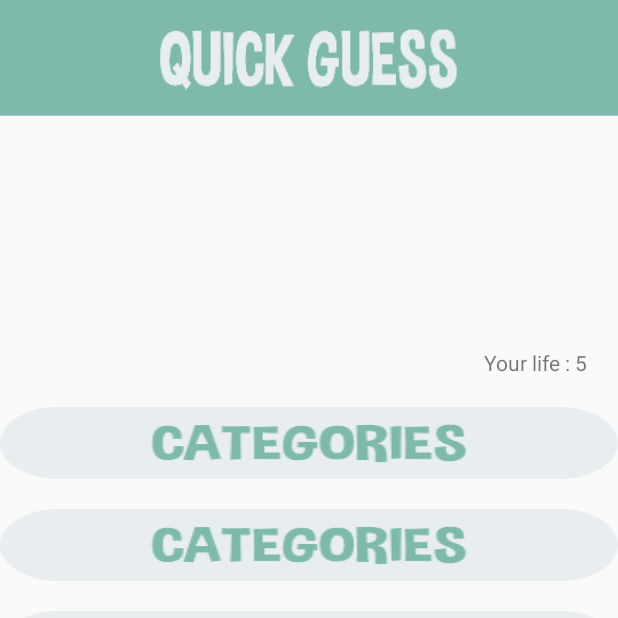
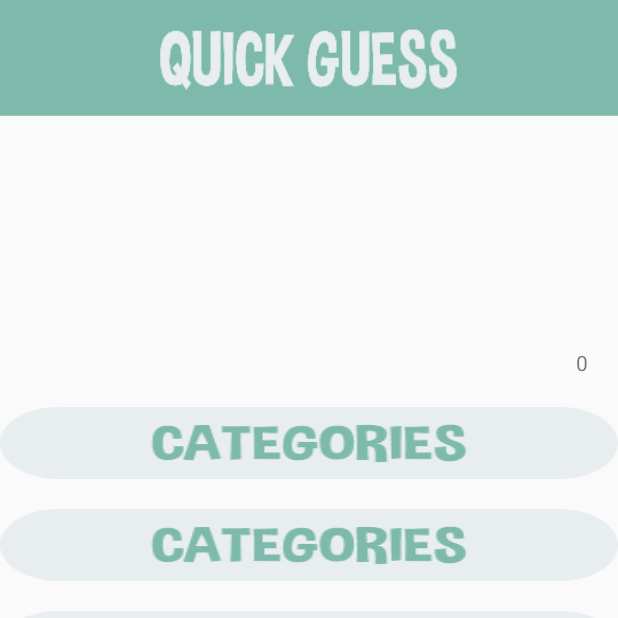
Before and after one commit to christophervistal24/QuickGuess, an Android app: the screen it shows after launch (HomeActivity), on a phone screen of 412 x 824 dp, the top half of it. Run offline under Robolectric (Android 15) with nearby library versions, the phone set to English and light mode, and no system bars; our stand-ins replace data binding.

Commit message:
With Life

```diff
--- /dev/null
+++ b/app/src/main/java/com/example/michellebiol/sampleapp/AnswerModule/Result.java
@@ -0,0 +1,5 @@
+package com.example.michellebiol.sampleapp.AnswerModule;
+
+public class Result {
+
+}
--- a/app/src/main/java/com/example/michellebiol/sampleapp/HomeActivity.java
+++ b/app/src/main/java/com/example/michellebiol/sampleapp/HomeActivity.java
@@ -1,19 +1,16 @@
 package com.example.michellebiol.sampleapp;
 
-import android.annotation.SuppressLint;
 import android.content.Context;
 import android.content.Intent;
 import android.content.SharedPreferences;
+import android.databinding.DataBindingUtil;
 import android.net.wifi.WifiManager;
-import android.os.Build;
 import android.provider.Settings;
-import android.support.annotation.RequiresApi;
 import android.support.v7.app.AppCompatActivity;
 import android.os.Bundle;
 import android.telephony.TelephonyManager;
 import android.view.View;
 import android.widget.Button;
-import android.widget.ImageButton;
 import android.widget.TextView;
 import android.widget.Toast;
 
@@ -23,39 +20,38 @@ import com.example.michellebiol.sampleapp.Helpers.SharedPreferenceHelper;
 import com.example.michellebiol.sampleapp.Interfaces.IPhoneInfo;
 import com.example.michellebiol.sampleapp.Interfaces.IRegisterUserApi;
 import com.example.michellebiol.sampleapp.LifeModule.Life;
-import com.example.michellebiol.sampleapp.Models.RegisterUserRequest;
-import com.example.michellebiol.sampleapp.Models.RegisterUserResponse;
 import com.example.michellebiol.sampleapp.RegisterModule.RegisterUser;
-
-import retrofit2.Call;
-import retrofit2.Callback;
-import retrofit2.Response;
-import retrofit2.Retrofit;
-import retrofit2.converter.gson.GsonConverterFactory;
+import com.example.michellebiol.sampleapp.databinding.ActivityCategoryQuestionBinding;
+import com.example.michellebiol.sampleapp.databinding.ActivityHomeBinding;
 
 public class HomeActivity extends AppCompatActivity implements PlayerNameDialog.PlayerNameDialogListener,IPhoneInfo{
 
     Button btnCategory;
-    TextView userLife;
     IRegisterUserApi services;
     ConnectionDetector detector;
     RegisterUser registerObject;
     Life life;
     protected static HomeActivity instance;
+    ActivityHomeBinding homeBinding;
+    SharedPreferences sharedPreferences;
+    String lifeOfUser;
 
 
 
     @Override
     protected void onCreate(Bundle savedInstanceState) {
         super.onCreate(savedInstanceState);
-        setContentView(R.layout.activity_home);
+        homeBinding = DataBindingUtil.setContentView(this,R.layout.activity_home);
         instance = this;
         hideNavigationBar();
         castingElements();
         isTokenAlreadySet();
         classNewInstances();
         detector.checkConnection();
-        userLife.setText(String.format("Your life : %s", String.valueOf(life.setUserLife())));
+        sharedPreferences = getSharedPreferences("user_life",0);
+        lifeOfUser = String.valueOf(sharedPreferences.getInt("life",0));
+        life.setLife(lifeOfUser);
+        homeBinding.userLife.setText(lifeOfUser);
     }
 
     private void classNewInstances()
@@ -68,7 +64,6 @@ public class HomeActivity extends AppCompatActivity implements PlayerNameDialog.
     private void castingElements()
     {
         btnCategory = (Button) findViewById(R.id.btnCategory);
-        userLife    = (TextView) findViewById(R.id.userLife);
     }
 
     @Override
@@ -76,11 +71,12 @@ public class HomeActivity extends AppCompatActivity implements PlayerNameDialog.
     {
         if(detector.checkConnection())
         {
-            Toast.makeText(this, "User is connected", Toast.LENGTH_SHORT).show();
-            userLife.setText(String.format("Your life : %s", String.valueOf(life.setUserLife())));
+            life.setLife(String.valueOf(sharedPreferences.getInt("life",0)));
+            homeBinding.userLife.setText(String.valueOf(sharedPreferences.getInt("life",0)));
+//            Toast.makeText(this, "User is connected", Toast.LENGTH_SHORT).show();
         } else
         {
-            Toast.makeText(this, "Please check your internet connection", Toast.LENGTH_SHORT).show();
+//            Toast.makeText(this, "Please check your internet connection", Toast.LENGTH_SHORT).show();
         }
         super.onResume();
         hideNavigationBar();
--- a/app/src/main/java/com/example/michellebiol/sampleapp/LifeModule/Life.java
+++ b/app/src/main/java/com/example/michellebiol/sampleapp/LifeModule/Life.java
@@ -2,68 +2,39 @@ package com.example.michellebiol.sampleapp.LifeModule;
 
 import android.content.Context;
 import android.content.SharedPreferences;
+import android.databinding.BaseObservable;
+import android.databinding.Bindable;
+import android.databinding.Observable;
+import android.databinding.PropertyChangeRegistry;
+import android.view.View;
+import android.widget.TextView;
 import android.widget.Toast;
 
-import com.example.michellebiol.sampleapp.CategoryQuestion;
+import com.android.databinding.library.baseAdapters.BR;
 import com.example.michellebiol.sampleapp.Helpers.SharedPreferenceHelper;
-import com.example.michellebiol.sampleapp.PointModule.Points;
-import com.facebook.share.Share;
+import com.example.michellebiol.sampleapp.R;
 
-public class Life {
-    private int LIFE = 5;
+public class Life extends BaseObservable {
+    public static String life = "5";
     private Context context;
-    private SharedPreferences sharedPref;
-    private String messageResult;
-    private Points p;
+    private SharedPreferences sharedPreferences;
 
     public Life(Context context) {
-        SharedPreferenceHelper.PREF_FILE="user_life";
+        sharedPreferences = context.getSharedPreferences("user_life", Context.MODE_PRIVATE);
         this.context = context;
-        p = new Points(context);
     }
 
 
-    private boolean isGameOver(int playersLife)
-    {
-        CategoryQuestion categoryQuestion;
-        return playersLife == 1;
+    @Bindable
+    public String getLife() {
+       SharedPreferences.Editor editor = sharedPreferences.edit();
+       editor.putInt("life",Integer.parseInt(life));
+       editor.apply();
+       return life;
     }
 
-    public String questionResult(String question_result,String life)
-    {
-
-        if (!question_result.isEmpty()) {
-            messageResult = decrementLife(Integer.parseInt(life));
-        }
-        return messageResult;
+    public void setLife(String life) {
+        Life.life = life;
+        notifyPropertyChanged(BR.life);
     }
-
-    private String decrementLife(int playersLife)
-    {
-        if (isGameOver(playersLife)) {
-            SharedPreferenceHelper.setSharedPreferenceInt(context,"user_life",this.LIFE);
-           return "Game over";
-       } else {
-            playersLife--;
-            SharedPreferenceHelper.setSharedPreferenceInt(context,"user_life",playersLife);
-            return "-1 Life";
-        }
-    }
-
-    public int setUserLife()
-    {
-        if (isUserExists()) {
-            return SharedPreferenceHelper.getSharedPreferenceInt(context,"user_life",0);
-        } else {
-            SharedPreferenceHelper.setSharedPreferenceInt(context,"user_life",this.LIFE);
-            return this.LIFE;
-        }
-    }
-
-    private boolean isUserExists()
-    {
-        int userLife = SharedPreferenceHelper.getSharedPreferenceInt(context,"user_life",0);
-        return userLife != 0;
-    }
-
 }
--- a/app/src/main/java/com/example/michellebiol/sampleapp/QuestionModule/Correct.java
+++ /dev/null
@@ -1,5 +0,0 @@
-package com.example.michellebiol.sampleapp.QuestionModule;
-
-public class Correct  {
-
-}
--- a/app/src/main/java/com/example/michellebiol/sampleapp/QuestionModule/Wrong.java
+++ /dev/null
@@ -1,4 +0,0 @@
-package com.example.michellebiol.sampleapp.QuestionModule;
-
-public class Wrong {
-}
--- a/app/src/main/res/layout/activity_home.xml
+++ b/app/src/main/res/layout/activity_home.xml
@@ -1,4 +1,9 @@
 <?xml version="1.0" encoding="utf-8"?>
+<layout>
+
+    <data>
+        <variable name="lifemodule" type="com.example.michellebiol.sampleapp.LifeModule.Life" />
+    </data>
 <RelativeLayout xmlns:android="http://schemas.android.com/apk/res/android"
     xmlns:app="http://schemas.android.com/apk/res-auto"
     xmlns:tools="http://schemas.android.com/tools"
@@ -76,3 +81,4 @@
     </LinearLayout>
 
 </RelativeLayout>
+</layout>
--- a/app/src/main/res/values/strings.xml
+++ b/app/src/main/res/values/strings.xml
@@ -1,6 +1,6 @@
 <resources>
     <string name="app_name">Quick Guess</string>
-    <string name="user_api_url">http://192.168.1.10:80/</string>
+    <string name="user_api_url">http://192.168.1.6:80/</string>
     <string name="facebook_app_id">201329987230090</string>
     <string name="facebook_login_protocol_scheme">fb201329987230090</string>
 </resources>
--- a/build.gradle
+++ b/build.gradle
@@ -7,7 +7,7 @@ buildscript {
         jcenter()
     }
     dependencies {
-        classpath 'com.android.tools.build:gradle:3.1.3'
+        classpath 'com.android.tools.build:gradle:3.1.4'
         classpath 'com.google.gms:google-services:3.0.0'
 
         // NOTE: Do not place your application dependencies here; they belong
```
Also changed, not shown: app/src/main/java/com/example/michellebiol/sampleapp/AnswerModule/Check.java (added, +43 -0 lines), app/src/main/java/com/example/michellebiol/sampleapp/AnswerModule/Correct.java (added, +17 -0 lines), app/src/main/java/com/example/michellebiol/sampleapp/AnswerModule/Wrong.java (added, +11 -0 lines), app/src/main/java/com/example/michellebiol/sampleapp/CategoryQuestion.java (+45 -68 lines), app/src/main/java/com/example/michellebiol/sampleapp/Handlers/MyEvents.java (added, +7 -0 lines), app/src/main/java/com/example/michellebiol/sampleapp/Handlers/MyHandlers.java (+7 -25 lines), app/src/main/java/com/example/michellebiol/sampleapp/Interfaces/OnTickListener.java (deleted, +0 -7 lines), app/src/main/java/com/example/michellebiol/sampleapp/PointModule/Points.java (+10 -5 lines), app/src/main/java/com/example/michellebiol/sampleapp/QuestionModule/Question.java (+13 -2 lines), app/src/main/java/com/example/michellebiol/sampleapp/TimerModule/CountDown.java (+0 -14 lines), app/src/main/res/layout/activity_category_question.xml (+8 -5 lines).
